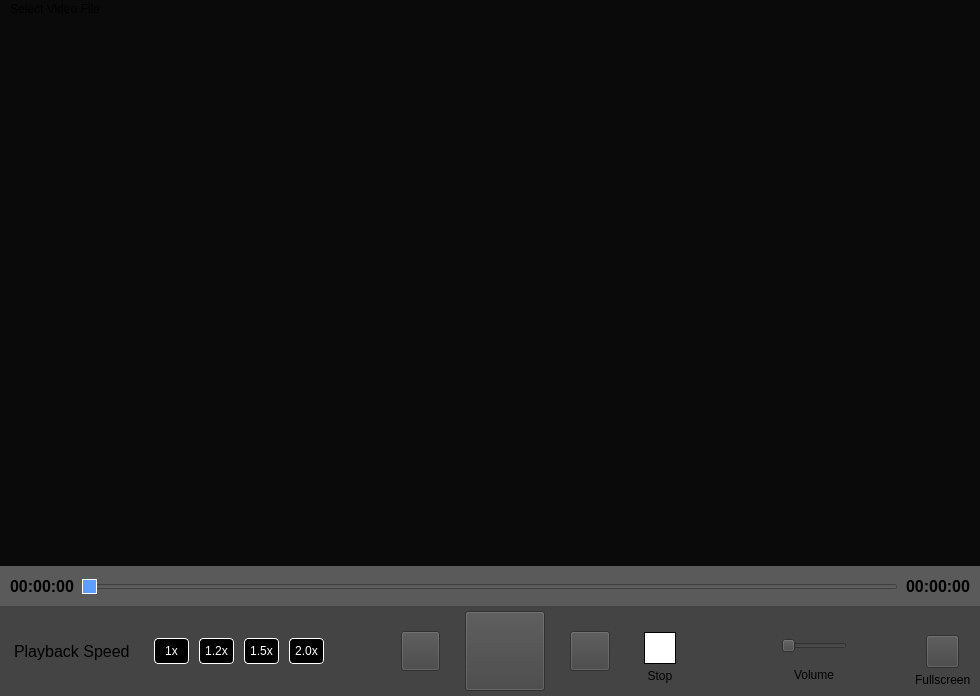
First picture: the form in mainwindow.ui, repository Akash-github-project/trial, before the edit.
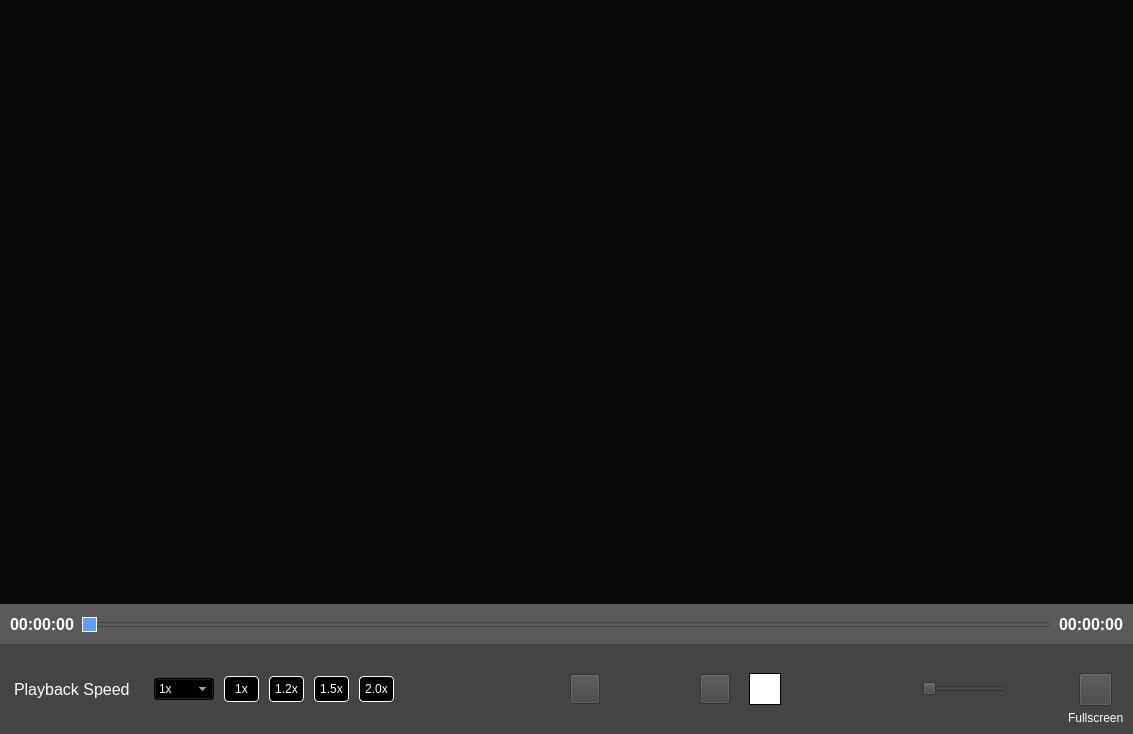
Second picture: the form after the edit. Icons and pictures are not drawn. Custom widgets are drawn as their Qt base class.

What changed in the file:
```diff
--- a/mainwindow.ui
+++ b/mainwindow.ui
@@ -9,8 +9,8 @@
    <rect>
     <x>0</x>
     <y>0</y>
-    <width>980</width>
-    <height>696</height>
+    <width>1133</width>
+    <height>734</height>
    </rect>
   </property>
   <property name="sizePolicy">
@@ -32,29 +32,7 @@
      <verstretch>1</verstretch>
     </sizepolicy>
    </property>
-   <layout class="QVBoxLayout" name="verticalLayout">
-    <property name="leftMargin">
-     <number>0</number>
-    </property>
-    <property name="topMargin">
-     <number>0</number>
-    </property>
-    <property name="rightMargin">
-     <number>0</number>
-    </property>
-    <property name="bottomMargin">
-     <number>0</number>
-    </property>
-    <item>
-     <widget class="QStackedWidget" name="stackedWidget">
-      <property name="autoFillBackground">
-       <bool>false</bool>
-      </property>
-      <property name="styleSheet">
-       <string notr="true">background-color:rgb(0,0.0);</string>
-      </property>
-      <widget class="QWidget" name="stackedWidgetPage1">
-       <layout class="QVBoxLayout" name="verticalLayout_3" stretch="0,0">
+   <layout class="QVBoxLayout" name="verticalLayout" stretch="5,1">
         <property name="spacing">
          <number>0</number>
         </property>
@@ -71,31 +49,16 @@
          <number>0</number>
         </property>
         <item>
-         <widget class="QFrame" name="video_section">
-          <property name="sizePolicy">
-           <sizepolicy hsizetype="Preferred" vsizetype="Preferred">
-            <horstretch>1</horstretch>
-            <verstretch>1</verstretch>
-           </sizepolicy>
-          </property>
-          <layout class="QVBoxLayout" name="verticalLayout_2">
-           <property name="leftMargin">
-            <number>0</number>
-           </property>
-           <property name="topMargin">
-            <number>0</number>
-           </property>
-           <property name="rightMargin">
-            <number>0</number>
-           </property>
-           <property name="bottomMargin">
-            <number>0</number>
-           </property>
-          </layout>
-         </widget>
+     <widget class="QWidget" name="video_section" native="true"/>
         </item>
         <item>
          <widget class="QFrame" name="controlsSection">
+      <property name="minimumSize">
+       <size>
+        <width>0</width>
+        <height>0</height>
+       </size>
+      </property>
           <property name="styleSheet">
            <string notr="true">background-color: #444444;</string>
           </property>
@@ -168,6 +131,9 @@
                   <bold>true</bold>
                  </font>
                 </property>
+            <property name="styleSheet">
+             <string notr="true">color: rgb(255, 255, 255);</string>
+            </property>
                 <property name="text">
                  <string>00:00:00</string>
                 </property>
@@ -233,6 +199,9 @@
                   <bold>true</bold>
                  </font>
                 </property>
+            <property name="styleSheet">
+             <string notr="true">color: rgb(255, 255, 255);</string>
+            </property>
                 <property name="text">
                  <string>00:00:00</string>
                 </property>
@@ -255,7 +224,8 @@
                 </font>
                </property>
                <property name="styleSheet">
-                <string notr="true">padding:10px;</string>
+            <string notr="true">padding:10px;
+color: rgb(255, 255, 255);</string>
                </property>
                <property name="text">
                 <string>Playback Speed</string>
@@ -265,6 +235,45 @@
                </property>
               </widget>
              </item>
+         <item>
+          <widget class="QComboBox" name="comboBox">
+           <property name="styleSheet">
+            <string notr="true">background-color: rgb(0, 0, 0);
+color: rgb(255, 255, 255);
+</string>
+           </property>
+           <item>
+            <property name="text">
+             <string>1x</string>
+            </property>
+           </item>
+           <item>
+            <property name="text">
+             <string>1.2x</string>
+            </property>
+           </item>
+           <item>
+            <property name="text">
+             <string>1.5x</string>
+            </property>
+           </item>
+           <item>
+            <property name="text">
+             <string>1.75x</string>
+            </property>
+           </item>
+           <item>
+            <property name="text">
+             <string>2.0x</string>
+            </property>
+           </item>
+           <item>
+            <property name="text">
+             <string>2.5x</string>
+            </property>
+           </item>
+          </widget>
+         </item>
              <item alignment="Qt::AlignHCenter|Qt::AlignVCenter">
               <widget class="QPushButton" name="pushButton_1x">
                <property name="styleSheet">
@@ -324,6 +333,12 @@
              </item>
              <item>
               <widget class="QPushButton" name="pushButton_2x">
+           <property name="maximumSize">
+            <size>
+             <width>16777215</width>
+             <height>16777215</height>
+            </size>
+           </property>
                <property name="styleSheet">
                 <string notr="true">QPushButton {
 	background-color:black;
@@ -341,23 +356,10 @@
                </property>
               </widget>
              </item>
-             <item>
-              <spacer name="horizontalSpacer_4">
-               <property name="orientation">
-                <enum>Qt::Horizontal</enum>
-               </property>
-               <property name="sizeHint" stdset="0">
-                <size>
-                 <width>40</width>
-                 <height>20</height>
-                </size>
-               </property>
-              </spacer>
-             </item>
              <item>
               <layout class="QHBoxLayout" name="horizontalLayout_2">
                <property name="spacing">
-                <number>25</number>
+            <number>10</number>
                </property>
                <item>
                 <spacer name="horizontalSpacer">
@@ -372,18 +374,31 @@
                  </property>
                 </spacer>
                </item>
+           <item>
+            <spacer name="horizontalSpacer_4">
+             <property name="orientation">
+              <enum>Qt::Horizontal</enum>
+             </property>
+             <property name="sizeHint" stdset="0">
+              <size>
+               <width>40</width>
+               <height>20</height>
+              </size>
+             </property>
+            </spacer>
+           </item>
                <item alignment="Qt::AlignVCenter">
                 <widget class="QPushButton" name="pushButton_Seek_Backward">
                  <property name="minimumSize">
                   <size>
-                   <width>36</width>
-                   <height>36</height>
+               <width>30</width>
+               <height>30</height>
                   </size>
                  </property>
                  <property name="maximumSize">
                   <size>
-                   <width>40</width>
-                   <height>40</height>
+               <width>30</width>
+               <height>30</height>
                   </size>
                  </property>
                  <property name="styleSheet">
@@ -437,20 +452,23 @@
                  <property name="shortcut">
                   <string>Space</string>
                  </property>
+             <property name="flat">
+              <bool>true</bool>
+             </property>
                 </widget>
                </item>
                <item alignment="Qt::AlignVCenter">
                 <widget class="QPushButton" name="pushButton_Seek_Forward">
                  <property name="minimumSize">
                   <size>
-                   <width>36</width>
-                   <height>36</height>
+               <width>30</width>
+               <height>30</height>
                   </size>
                  </property>
                  <property name="maximumSize">
                   <size>
-                   <width>40</width>
-                   <height>40</height>
+               <width>30</width>
+               <height>30</height>
                   </size>
                  </property>
                  <property name="styleSheet">
@@ -482,14 +500,17 @@
                    <number>10</number>
                   </property>
                   <property name="topMargin">
-                   <number>15</number>
+               <number>0</number>
+              </property>
+              <property name="bottomMargin">
+               <number>0</number>
                   </property>
                   <item alignment="Qt::AlignHCenter|Qt::AlignVCenter">
                    <widget class="QFrame" name="verticalFrame">
                     <property name="minimumSize">
                      <size>
-                      <width>40</width>
-                      <height>40</height>
+                  <width>32</width>
+                  <height>32</height>
                      </size>
                     </property>
                     <property name="maximumSize">
@@ -506,7 +527,7 @@
                       <number>0</number>
                      </property>
                      <property name="topMargin">
-                      <number>10</number>
+                  <number>0</number>
                      </property>
                      <property name="rightMargin">
                       <number>0</number>
@@ -537,31 +558,6 @@
                        </property>
                       </widget>
                      </item>
-                     <item>
-                      <widget class="QLabel" name="label_7">
-                       <property name="minimumSize">
-                        <size>
-                         <width>0</width>
-                         <height>20</height>
-                        </size>
-                       </property>
-                       <property name="maximumSize">
-                        <size>
-                         <width>32</width>
-                         <height>20</height>
-                        </size>
-                       </property>
-                       <property name="text">
-                        <string>Stop</string>
-                       </property>
-                       <property name="alignment">
-                        <set>Qt::AlignCenter</set>
-                       </property>
-                       <property name="margin">
-                        <number>0</number>
-                       </property>
-                      </widget>
-                     </item>
                     </layout>
                    </widget>
                   </item>
@@ -601,24 +597,24 @@
                    <number>1</number>
                   </property>
                   <property name="topMargin">
-                   <number>16</number>
+               <number>0</number>
                   </property>
                   <item>
                    <layout class="QHBoxLayout" name="horizontalLayout_6">
                     <property name="spacing">
-                     <number>10</number>
-                    </property>
-                    <item>
+                 <number>5</number>
+                </property>
+                <item alignment="Qt::AlignHCenter|Qt::AlignVCenter">
                      <widget class="QLabel" name="label_low_volume">
                       <property name="minimumSize">
                        <size>
-                        <width>30</width>
-                        <height>30</height>
+                    <width>25</width>
+                    <height>20</height>
                        </size>
                       </property>
                       <property name="maximumSize">
                        <size>
-                        <width>30</width>
+                    <width>26</width>
                         <height>30</height>
                        </size>
                       </property>
@@ -682,28 +678,6 @@
                     </item>
                    </layout>
                   </item>
-                  <item alignment="Qt::AlignHCenter">
-                   <widget class="QLabel" name="label_6">
-                    <property name="minimumSize">
-                     <size>
-                      <width>0</width>
-                      <height>25</height>
-                     </size>
-                    </property>
-                    <property name="maximumSize">
-                     <size>
-                      <width>16777215</width>
-                      <height>30</height>
-                     </size>
-                    </property>
-                    <property name="text">
-                     <string>Volume</string>
-                    </property>
-                    <property name="margin">
-                     <number>7</number>
-                    </property>
-                   </widget>
-                  </item>
                  </layout>
                 </item>
                 <item>
@@ -713,7 +687,7 @@
                   </property>
                   <property name="sizeHint" stdset="0">
                    <size>
-                    <width>40</width>
+                <width>20</width>
                     <height>20</height>
                    </size>
                   </property>
@@ -745,6 +719,9 @@
                   </item>
                   <item alignment="Qt::AlignHCenter">
                    <widget class="QLabel" name="label_5">
+                <property name="styleSheet">
+                 <string notr="true">color: rgb(255, 255, 255);</string>
+                </property>
                     <property name="text">
                      <string>Fullscreen</string>
                     </property>
@@ -761,27 +738,6 @@
          </widget>
         </item>
        </layout>
-      </widget>
-     </widget>
-    </item>
-   </layout>
-  </widget>
-  <widget class="QMenuBar" name="menubar">
-   <property name="geometry">
-    <rect>
-     <x>0</x>
-     <y>0</y>
-     <width>980</width>
-     <height>25</height>
-    </rect>
-   </property>
-   <widget class="QMenu" name="menuSelect_Video_File">
-    <property name="title">
-     <string>Select Video File</string>
-    </property>
-    <addaction name="actionOpen"/>
-   </widget>
-   <addaction name="menuSelect_Video_File"/>
   </widget>
   <action name="actionOpen">
    <property name="text">
```
Lines whose indentation alone changed are shown as unchanged.
